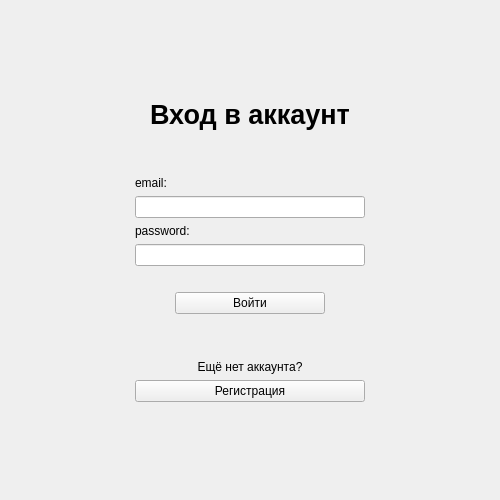
Above: loginform.ui from ceres919/QtShop before the change. Below: the same form after it.
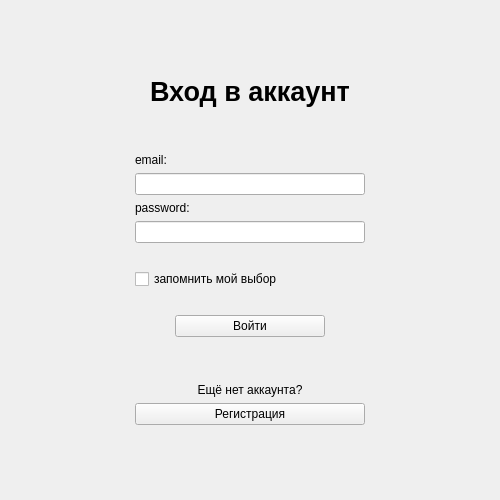
That is the form after the change.

Commit message: Add remember settings

The edit to the form file:
```diff
--- a/loginform.ui
+++ b/loginform.ui
@@ -132,6 +132,29 @@
          </property>
         </widget>
        </item>
+       <item>
+        <spacer name="horizontalSpacer_10">
+         <property name="orientation">
+          <enum>Qt::Horizontal</enum>
+         </property>
+         <property name="sizeHint" stdset="0">
+          <size>
+           <width>40</width>
+           <height>20</height>
+          </size>
+         </property>
+        </spacer>
+       </item>
+       <item>
+        <widget class="QCheckBox" name="rememberCheckBox">
+         <property name="text">
+          <string>запомнить мой выбор</string>
+         </property>
+         <property name="checked">
+          <bool>false</bool>
+         </property>
+        </widget>
+       </item>
        <item>
         <spacer name="horizontalSpacer_5">
          <property name="orientation">
```
The commit also changes 7 other files.
